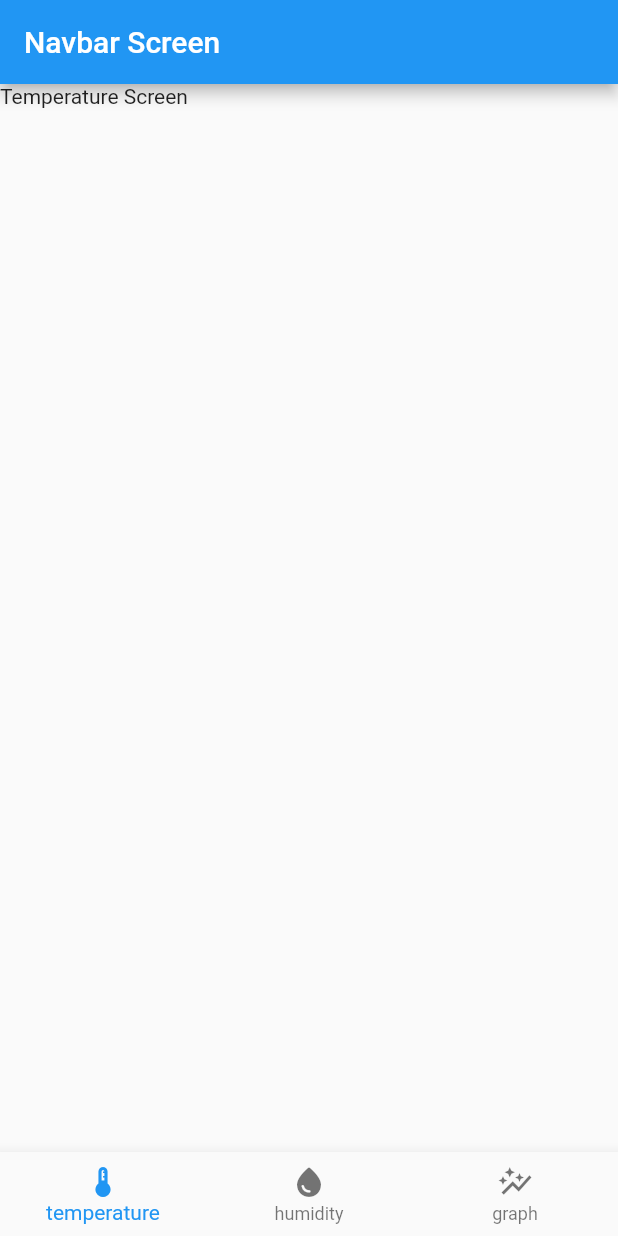
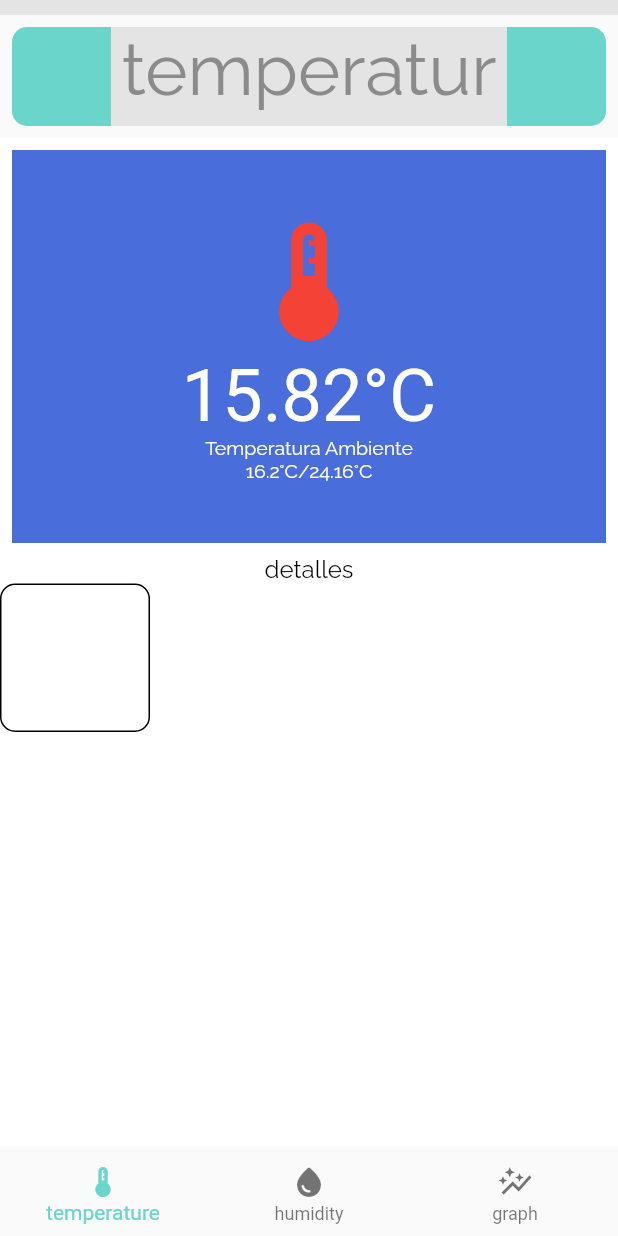
Before and after one commit to elmiliano/SB-129, a Flutter app: the screen it shows after launch, on a phone screen of 412 x 824 dp. Run offline on Flutter 3.47's test engine with Material 2 defaults, Android fonts, the phone set to English and light mode, and no system bars; our stand-ins replace google_fonts; Roboto replaces fonts that are missing (Staatliches).

Commit message:
tempscreen y navbar_screen parte superior

```diff
--- a/sb129/lib/screens/navbar_screen.dart
+++ b/sb129/lib/screens/navbar_screen.dart
@@ -1,4 +1,5 @@
 import 'package:flutter/material.dart';
+import 'package:google_fonts/google_fonts.dart';
 import 'package:sb129/screens/screens.dart';
 
 class NavbarScreen extends StatefulWidget {
@@ -36,15 +37,67 @@ class _NavbarScreenState extends State<NavbarScreen> {
   @override
   Widget build(BuildContext context) {
     return Scaffold(
-        appBar: AppBar(title: const Text('Navbar Screen')),
-        body: SizedBox.expand(
-          child: PageView(
-            controller: pageController,
-            onPageChanged: changeScreen,
-            children: pages,
-          ),
+        // appBar: AppBar(title: const Text('Navbar Screen')),
+        body: Column(
+          children: [
+            Container(
+              height: 10,
+              color: Color.fromRGBO(228, 228, 228, 100),
+            ),
+            Padding(
+              padding: const EdgeInsets.all(8.0),
+              child: Container(
+                width: double.infinity,
+                child: Row(
+                  mainAxisAlignment: MainAxisAlignment.center,
+                  children: [
+                    Container(
+                      height: 66,
+                      width: 66,
+                      decoration: const BoxDecoration(
+                          borderRadius: BorderRadius.only(
+                              topLeft: Radius.circular(10),
+                              bottomLeft: Radius.circular(10)),
+                          color: Color.fromRGBO(106, 213, 203, 100)),
+                    ),
+                    Expanded(
+                      child: Container(
+                        height: 66,
+                        decoration: const BoxDecoration(
+                            color: Color.fromRGBO(228, 228, 228, 100)),
+                        child: Text(
+                          "temperatura",
+                          textAlign: TextAlign.center,
+                          style: GoogleFonts.raleway(
+                              fontSize: 48,
+                              color: const Color.fromRGBO(139, 139, 139, 100)),
+                        ),
+                      ),
+                    ),
+                    Container(
+                      height: 66,
+                      width: 66,
+                      decoration: const BoxDecoration(
+                          borderRadius: BorderRadius.only(
+                              topRight: Radius.circular(10),
+                              bottomRight: Radius.circular(10)),
+                          color: Color.fromRGBO(106, 213, 203, 100)),
+                    ),
+                  ],
+                ),
+              ),
+            ),
+            Expanded(
+              child: PageView(
+                controller: pageController,
+                onPageChanged: changeScreen,
+                children: pages,
+              ),
+            ),
+          ],
         ),
         bottomNavigationBar: BottomNavigationBar(
+          selectedItemColor: Color.fromRGBO(106, 213, 203, 100),
           items: const [
             BottomNavigationBarItem(
                 label: "temperature", icon: Icon(Icons.thermostat_sharp)),
--- a/sb129/lib/screens/temp_screen.dart
+++ b/sb129/lib/screens/temp_screen.dart
@@ -1,3 +1,5 @@
+import 'dart:math';
+import 'package:google_fonts/google_fonts.dart';
 import 'package:flutter/material.dart';
 
 class TempScreen extends StatelessWidget {
@@ -5,6 +7,63 @@ class TempScreen extends StatelessWidget {
 
   @override
   Widget build(BuildContext context) {
-    return const Text('Temperature Screen');
+    return Scaffold(
+      body: Column(
+        children: [
+          Padding(
+            padding: const EdgeInsets.all(8.0),
+            child: Container(
+              height: 262,
+              width: double.infinity,
+              decoration:
+                  const BoxDecoration(color: Color.fromRGBO(73, 109, 219, 100)),
+              child: Column(
+                mainAxisAlignment: MainAxisAlignment.center,
+                children: [
+                  const Icon(
+                    Icons.thermostat_outlined,
+                    color: Colors.red,
+                    size: 95,
+                  ),
+                  Text(
+                    "15.82°C",
+                    textAlign: TextAlign.center,
+                    style: GoogleFonts.staatliches(
+                        fontSize: 48, color: Colors.white),
+                  ),
+                  Text(
+                    "Temperatura Ambiente\n16.2°C/24.16°C",
+                    textAlign: TextAlign.center,
+                    style:
+                        GoogleFonts.raleway(fontSize: 13, color: Colors.white),
+                  ),
+                ],
+              ),
+            ),
+          ),
+          Text(
+            "detalles",
+            style: GoogleFonts.raleway(fontSize: 16, color: Colors.black),
+          ),
+          Row(
+            children: [
+              Container(
+                height: 99,
+                width: 100,
+                decoration: BoxDecoration(
+                  border: Border.all(
+                    color: Colors.black, //color of border
+                    width: 1, //width of border
+                  ),
+                  borderRadius: const BorderRadius.all(Radius.circular(10)),
+                  color: Colors.white,
+                ),
+              ),
+            ],
+          )
+        ],
+      ),
+      backgroundColor: Colors.white,
+    );
   }
 }
--- a/sb129/pubspec.yaml
+++ b/sb129/pubspec.yaml
@@ -31,6 +31,7 @@ environment:
 dependencies:
   flutter:
     sdk: flutter
+  google_fonts: ^4.0.3
 
 
   # The following adds the Cupertino Icons font to your application.
```
Also changed, not shown: sb129/pubspec.lock, 1 other file.
